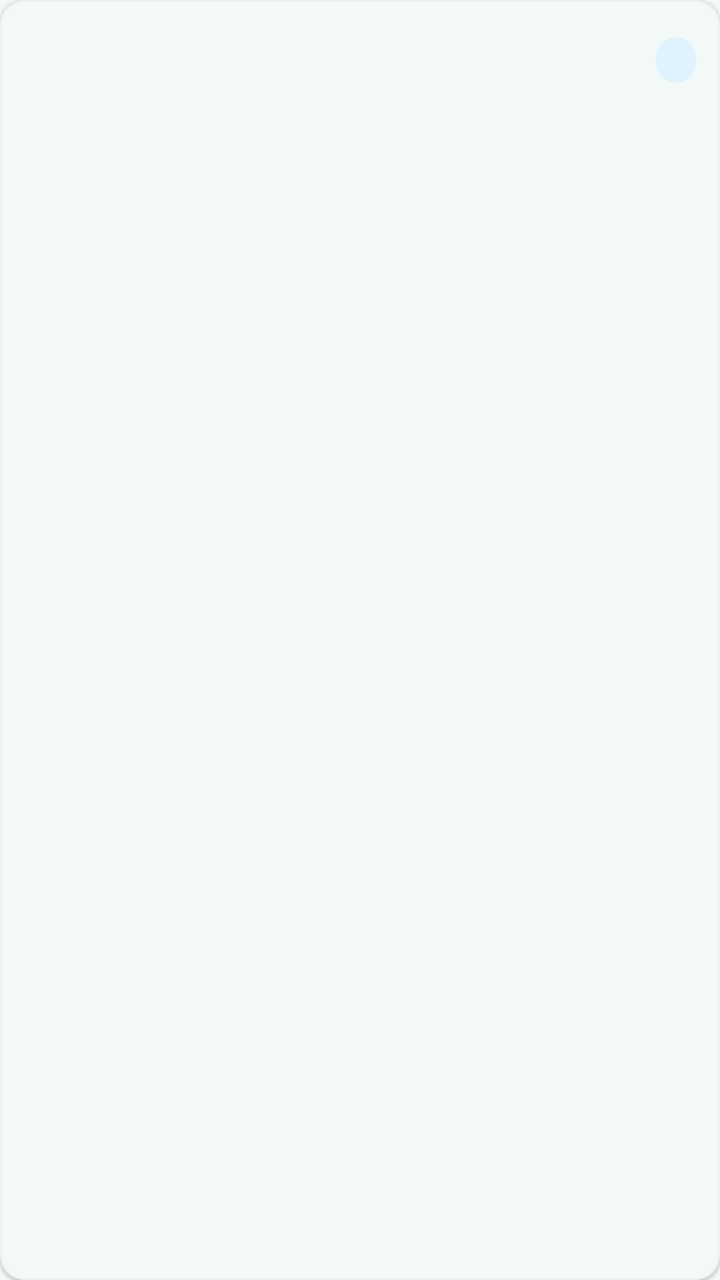
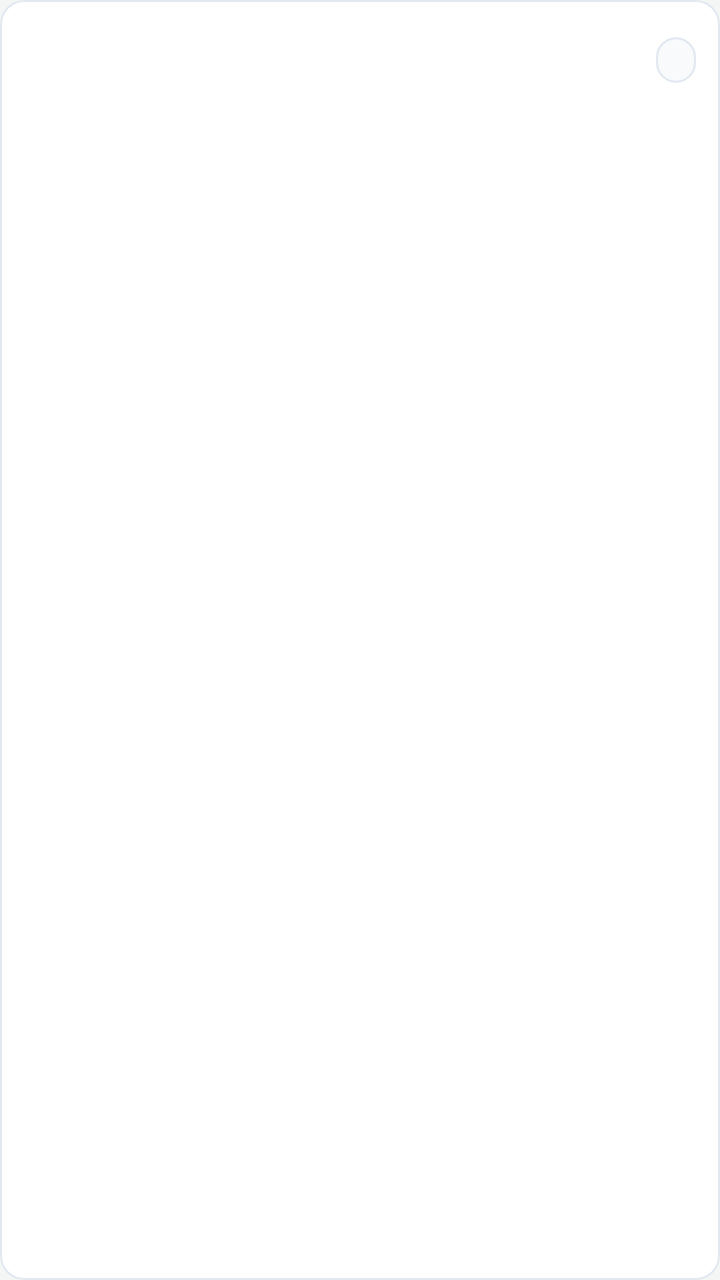

Compare the two renders of this Android layout. The source of the first and the diff that turns it into the second are given below.
<!-- AndroidManifest.xml: application theme Theme.BienestarUPC -->
<!-- res/layout/item_reporte_card.xml -->
<?xml version="1.0" encoding="utf-8"?>
<com.google.android.material.card.MaterialCardView
    xmlns:android="http://schemas.android.com/apk/res/android"
    xmlns:app="http://schemas.android.com/apk/res-auto"
    android:layout_width="match_parent"
    android:layout_height="wrap_content"
    android:layout_marginTop="8dp"
    app:cardBackgroundColor="@color/white_card"
    app:cardCornerRadius="12dp"
    app:cardElevation="1dp">

    <LinearLayout
        android:layout_width="match_parent"
        android:layout_height="wrap_content"
        android:gravity="center_vertical"
        android:orientation="horizontal"
        android:padding="12dp">

        <LinearLayout
            android:layout_width="0dp"
            android:layout_height="wrap_content"
            android:layout_weight="1"
            android:orientation="vertical">

            <TextView
                android:id="@+id/txt_reporte_titulo"
                android:layout_width="match_parent"
                android:layout_height="wrap_content"
                android:text=""
                android:textColor="@color/text_primary"
                android:textSize="13sp"
                android:textStyle="bold" />

            <TextView
                android:id="@+id/txt_reporte_fecha"
                android:layout_width="wrap_content"
                android:layout_height="wrap_content"
                android:layout_marginTop="2dp"
                android:text=""
                android:textColor="@color/text_secondary"
                android:textSize="12sp" />
        </LinearLayout>

        <TextView
            android:id="@+id/txt_reporte_estado"
            android:layout_width="wrap_content"
            android:layout_height="wrap_content"
            android:background="@drawable/badge_info"
            android:paddingHorizontal="10dp"
            android:paddingVertical="4dp"
            android:text=""
            android:textColor="@color/info_text"
            android:textSize="11sp"
            android:textStyle="bold" />
    </LinearLayout>
</com.google.android.material.card.MaterialCardView>
<!-- resources referenced by this layout -->
<resources>
  <color name="info_text">#0369A1</color>
  <color name="text_primary">#111827</color>
  <color name="text_secondary">#6B7280</color>
  <color name="white_card">#FFFFFF</color>
  <!-- drawable badge_info (drawable) -->
  <?xml version="1.0" encoding="utf-8"?>
  <shape xmlns:android="http://schemas.android.com/apk/res/android"
      android:shape="rectangle">
      <solid android:color="@color/info_bg" />
      <corners android:radius="20dp" />
  </shape>
  <color name="info_bg">#E0F2FE</color>
  <color name="green_primary">#059669</color>
  <color name="green_container">#D1FAE5</color>
  <color name="on_primary_container">#053B2A</color>
  <color name="teal_primary">#0D9488</color>
  <color name="teal_light">#CCFBF1</color>
  <color name="background_gray">#F6F7F9</color>
  <color name="surface_container_low">#F8FAFC</color>
  <color name="surface_container">#EFF2F5</color>
  <color name="surface_container_high">#E7EAEE</color>
  <color name="surface_container_highest">#DEE2E8</color>
  <color name="surface_outline">#C9CFD8</color>
  <color name="surface_outline_variant">#E4E7EC</color>
  <color name="error_text">#DC2626</color>
  <color name="green_primary_dark">#047857</color>
  <style name="ThemeOverlay.BienestarUPC.MaterialAlertDialog" parent="ThemeOverlay.Material3.MaterialAlertDialog">
          <item name="shapeAppearanceOverlay">@style/ShapeAppearance.BienestarUPC.Dialog</item>
          <item name="colorSecondary">@color/green_primary</item>
      </style>
  <style name="Widget.BienestarUPC.Snackbar" parent="Widget.Material3.Snackbar">
          <item name="backgroundTint">@color/text_primary</item>
          <item name="android:textColor">@color/white_card</item>
          <item name="shapeAppearanceOverlay">@style/ShapeAppearance.BienestarUPC.Snackbar</item>
      </style>
  <color name="gray_medium">#9CA3AF</color>
  <color name="stroke_color">#EDEFF2</color>
  <color name="green_light">#D1FAE5</color>
  <color name="nav_background">#FFFFFF</color>
  <color name="chip_bg">#F3F4F6</color>
  <color name="chip_text">#111827</color>
  <style name="ShapeAppearance.BienestarUPC.Dialog" parent="ShapeAppearance.Material3.LargeComponent">
          <item name="cornerSize">24dp</item>
      </style>
  <style name="ShapeAppearance.BienestarUPC.Snackbar" parent="ShapeAppearance.Material3.MediumComponent">
          <item name="cornerFamily">rounded</item>
          <item name="cornerSize">14dp</item>
      </style>
  <!-- unchanged entries left out for length: 6 -->
</resources>

<!-- the commit's change to res/layout/item_reporte_card.xml (unified diff, before → after) -->
@@ -5,9 +5,11 @@
     android:layout_width="match_parent"
     android:layout_height="wrap_content"
     android:layout_marginTop="8dp"
-    app:cardBackgroundColor="@color/white_card"
+    app:cardBackgroundColor="@color/bg_surface_1"
     app:cardCornerRadius="12dp"
-    app:cardElevation="1dp">
+    app:cardElevation="0dp"
+    app:strokeWidth="1dp"
+    app:strokeColor="@color/border_surface_1">
 
     <LinearLayout
         android:layout_width="match_parent"
@@ -49,7 +51,7 @@
             android:paddingHorizontal="10dp"
             android:paddingVertical="4dp"
             android:text=""
-            android:textColor="@color/info_text"
+            android:textColor="@color/role_psychologist_light"
             android:textSize="11sp"
             android:textStyle="bold" />
     </LinearLayout>
<!-- resource entries referenced after the edit -->
@@ -1,31 +1,38 @@
 <!-- resources referenced by this layout -->
 <resources>
-  <color name="info_text">#0369A1</color>
-  <color name="text_primary">#111827</color>
-  <color name="text_secondary">#6B7280</color>
-  <color name="white_card">#FFFFFF</color>
+  <color name="bg_surface_1">@color/bg_surface_1_light</color>
+  <color name="border_surface_1">@color/border_surface_1_light</color>
+  <color name="role_psychologist_light">#0284C7</color>
+  <color name="text_primary">@color/text_primary_light</color>
+  <color name="text_secondary">@color/text_secondary_light</color>
+  <color name="white_card">@color/bg_surface_1</color>
   <!-- drawable badge_info (drawable) -->
   <?xml version="1.0" encoding="utf-8"?>
   <shape xmlns:android="http://schemas.android.com/apk/res/android"
       android:shape="rectangle">
-      <solid android:color="@color/info_bg" />
-      <corners android:radius="20dp" />
+      <solid android:color="@color/bg_surface_2" />
+      <stroke android:width="1dp" android:color="@color/border_surface_1" />
+      <corners android:radius="12dp" />
   </shape>
-  <color name="info_bg">#E0F2FE</color>
-  <color name="green_primary">#059669</color>
-  <color name="green_container">#D1FAE5</color>
-  <color name="on_primary_container">#053B2A</color>
-  <color name="teal_primary">#0D9488</color>
-  <color name="teal_light">#CCFBF1</color>
-  <color name="background_gray">#F6F7F9</color>
-  <color name="surface_container_low">#F8FAFC</color>
-  <color name="surface_container">#EFF2F5</color>
-  <color name="surface_container_high">#E7EAEE</color>
-  <color name="surface_container_highest">#DEE2E8</color>
-  <color name="surface_outline">#C9CFD8</color>
-  <color name="surface_outline_variant">#E4E7EC</color>
-  <color name="error_text">#DC2626</color>
-  <color name="green_primary_dark">#047857</color>
+  <color name="bg_surface_1_light">#FFFFFF</color>
+  <color name="border_surface_1_light">#E2E8F0</color>
+  <color name="text_primary_light">#18181B</color>
+  <color name="text_secondary_light">#52525B</color>
+  <color name="bg_surface_2">@color/bg_surface_2_light</color>
+  <color name="green_primary">@color/upc_green_primary</color>
+  <color name="green_container">@color/upc_green_tint_light</color>
+  <color name="on_primary_container">@color/text_primary</color>
+  <color name="teal_primary">@color/risk_low_text</color>
+  <color name="teal_light">@color/risk_low_border</color>
+  <color name="background_gray">@color/bg_canvas</color>
+  <color name="surface_container_low">@color/bg_surface_1</color>
+  <color name="surface_container">@color/bg_surface_2</color>
+  <color name="surface_container_high">@color/border_surface_1</color>
+  <color name="surface_container_highest">@color/border_surface_1</color>
+  <color name="surface_outline">@color/border_surface_1</color>
+  <color name="surface_outline_variant">@color/border_surface_1</color>
+  <color name="error_text">@color/risk_critical_text</color>
+  <color name="green_primary_dark">@color/upc_green_dark</color>
   <style name="ThemeOverlay.BienestarUPC.MaterialAlertDialog" parent="ThemeOverlay.Material3.MaterialAlertDialog">
           <item name="shapeAppearanceOverlay">@style/ShapeAppearance.BienestarUPC.Dialog</item>
           <item name="colorSecondary">@color/green_primary</item>
@@ -35,12 +42,20 @@
           <item name="android:textColor">@color/white_card</item>
           <item name="shapeAppearanceOverlay">@style/ShapeAppearance.BienestarUPC.Snackbar</item>
       </style>
-  <color name="gray_medium">#9CA3AF</color>
-  <color name="stroke_color">#EDEFF2</color>
-  <color name="green_light">#D1FAE5</color>
-  <color name="nav_background">#FFFFFF</color>
-  <color name="chip_bg">#F3F4F6</color>
-  <color name="chip_text">#111827</color>
+  <color name="bg_surface_2_light">#F8FAFC</color>
+  <color name="upc_green_primary">#169B39</color>
+  <color name="upc_green_tint_light">#E8F5E9</color>
+  <color name="risk_low_text">@color/risk_low_text_light</color>
+  <color name="risk_low_border">@color/risk_low_border_light</color>
+  <color name="bg_canvas">@color/bg_canvas_light</color>
+  <color name="risk_critical_text">@color/risk_critical_text_light</color>
+  <color name="upc_green_dark">#0A743B</color>
+  <color name="gray_medium">@color/text_secondary</color>
+  <color name="stroke_color">@color/border_surface_1</color>
+  <color name="green_light">@color/upc_green_light</color>
+  <color name="nav_background">@color/bg_surface_1</color>
+  <color name="chip_bg">@color/bg_surface_2</color>
+  <color name="chip_text">@color/text_primary</color>
   <style name="ShapeAppearance.BienestarUPC.Dialog" parent="ShapeAppearance.Material3.LargeComponent">
           <item name="cornerSize">24dp</item>
       </style>
@@ -48,6 +63,11 @@
           <item name="cornerFamily">rounded</item>
           <item name="cornerSize">14dp</item>
       </style>
+  <color name="risk_low_text_light">#0D9488</color>
+  <color name="risk_low_border_light">#99F6E4</color>
+  <color name="bg_canvas_light">#F4F6F5</color>
+  <color name="risk_critical_text_light">#BE123C</color>
+  <color name="upc_green_light">#73C167</color>
   <!-- unchanged entries left out for length: 6 -->
 </resources>
 
